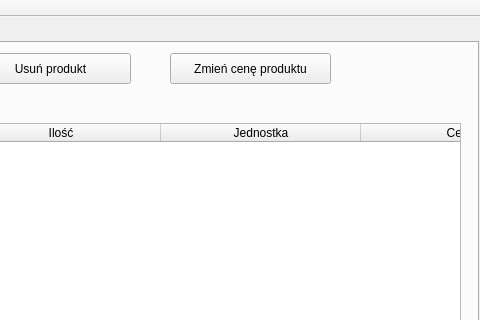
The window that mainwindow.ui (SzymiJimi/TeamProject) describes before a commit, drawn with Qt 5; both pictures show x 662 to 1142 and y 0 to 320 of the 1142 by 653 pixel window.
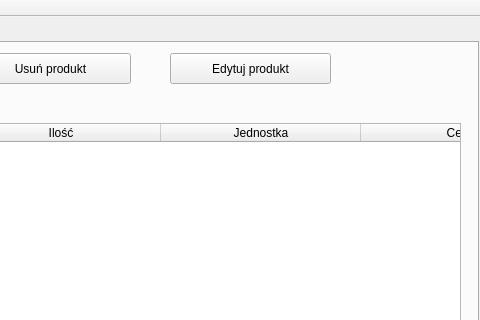
The same window after the commit. The open tabs and pages were chosen to show the change.

The edit to the form file:
```diff
--- a/mainwindow.ui
+++ b/mainwindow.ui
@@ -452,7 +452,7 @@
        </rect>
       </property>
       <property name="text">
-       <string>Zmień cenę produktu</string>
+       <string>Edytuj produkt</string>
       </property>
      </widget>
      <widget class="QLabel" name="label">
```
Left out of the diff: 2 changed lines with no effect on the pictures.
